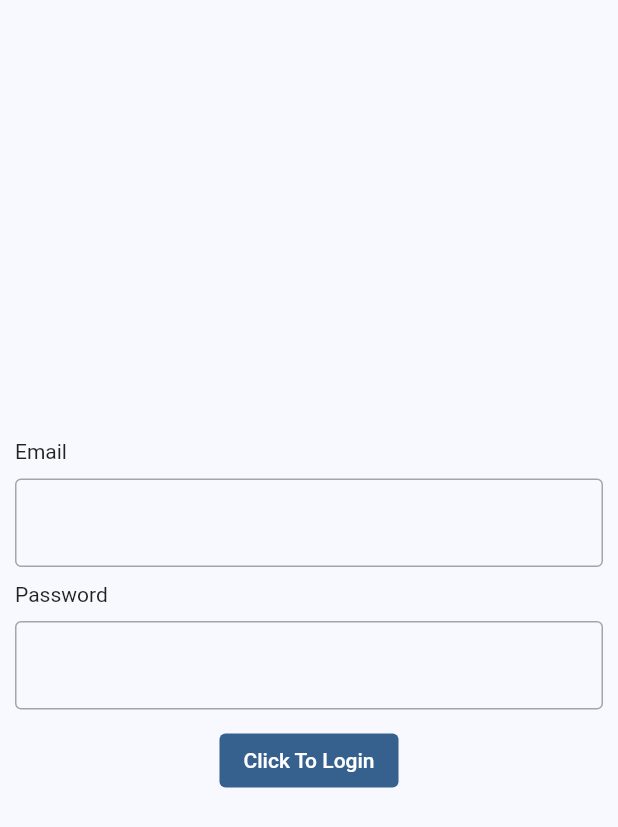
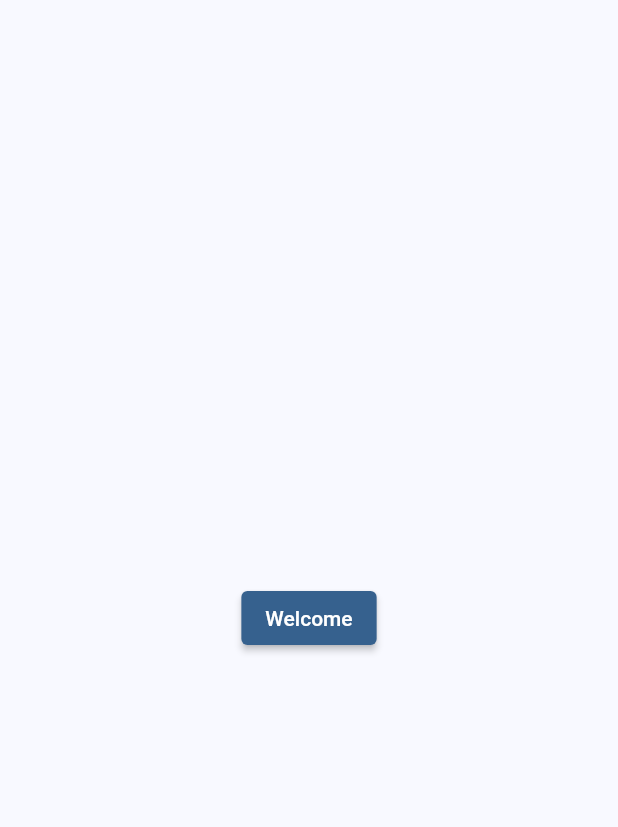
Before and after one commit to MYOUSUFFS/MyFeatureApp, a Flutter app: the screen it shows after launch, on a phone screen of 412 x 824 dp. Shown: the top 827 px of the screen. Run offline on Flutter 3.47's test engine with Material 2 defaults, Android fonts, the phone set to English and light mode, and no system bars; our stand-ins replace hexcolor, open_file; missing offline and left inert: syncfusion_flutter_pdf.

Commit message:
alignment

```diff
--- a/lib/screens/bec_api.dart
+++ b/lib/screens/bec_api.dart
@@ -5,7 +5,8 @@
 
 import 'package:flutter/material.dart';
 import 'package:hexcolor/hexcolor.dart';
-import 'package:retry_build_api/screens/my_home.dart';
+
+import 'login_page.dart';
 
 class MyJobs extends StatefulWidget {
   const MyJobs({Key? key}) : super(key: key);
--- a/lib/screens/my_home.dart
+++ b/lib/screens/my_home.dart
@@ -1,4 +1,5 @@
 import 'package:flutter/material.dart';
+import 'package:retry_build_api/screens/login_page.dart';
 import 'package:retry_build_api/screens/master.dart/my_feature.dart';
 
 class Myhome extends StatefulWidget {
@@ -12,70 +13,24 @@ class _MyhomeState extends State<Myhome> {
   @override
   Widget build(BuildContext context) {
     return Scaffold(
-      body: homePageFunction(),
+      body: welcomeScreen(),
     );
   }
 
-  SafeArea homePageFunction() {
+  SafeArea welcomeScreen() {
     return SafeArea(
-      child: Container(
-        padding: const EdgeInsets.fromLTRB(10, 10, 10, 10),
-        child: Column(
-          crossAxisAlignment: CrossAxisAlignment.center,
-          mainAxisAlignment: MainAxisAlignment.center,
-          children: [
-            Column(
-              crossAxisAlignment: CrossAxisAlignment.start,
-              children: [
-                const Text("Email"),
-                heightShotCut(10),
-                const TextField(
-                  obscureText: true,
-                  decoration: InputDecoration(
-                    border: OutlineInputBorder(),
-                  ),
-                ),
-              ],
-            ),
-            heightShotCut(10),
-            Column(
-              crossAxisAlignment: CrossAxisAlignment.start,
-              children: [
-                const Text("Password"),
-                heightShotCut(10),
-                const TextField(
-                  obscureText: true,
-                  decoration: InputDecoration(
-                    border: OutlineInputBorder(),
-                  ),
-                ),
-              ],
-            ),
-            heightShotCut(10),
-            ElevatedButton(
-              style: ElevatedButton.styleFrom(
-                // Foreground color
-                foregroundColor: Theme.of(context).colorScheme.onPrimary, backgroundColor: Theme.of(context).colorScheme.primary,
-              ).copyWith(elevation: ButtonStyleButton.allOrNull(0.0)),
+      child: Center(
+        child: ElevatedButton(
           onPressed: () {
             Navigator.of(context).push(
               MaterialPageRoute(
-                    builder: (context) => const MyFeature(),
+                builder: ((context) => MyFeature()),
               ),
             );
           },
-              child: const Text('Click To Login'),
-            ),
-          ],
+          child: Text("Welcome"),
         ),
       ),
     );
   }
 }
-
-SizedBox heightShotCut(double x) => SizedBox(
-      height: x,
-    );
-SizedBox widthShotCut(double x) => SizedBox(
-      width: x,
-    );
```
Also changed, not shown: lib/screens/login_page.dart (added, +79 -0 lines), lib/screens/master.dart/my_feature.dart (+38 -11 lines). Lines whose indentation alone changed are shown as unchanged.
